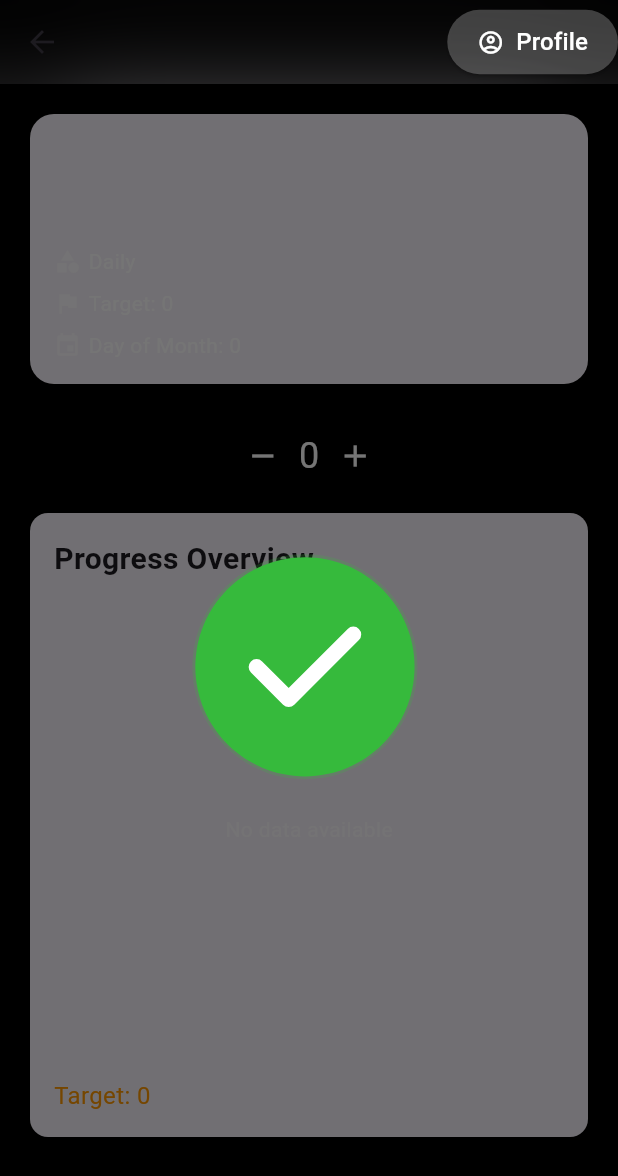
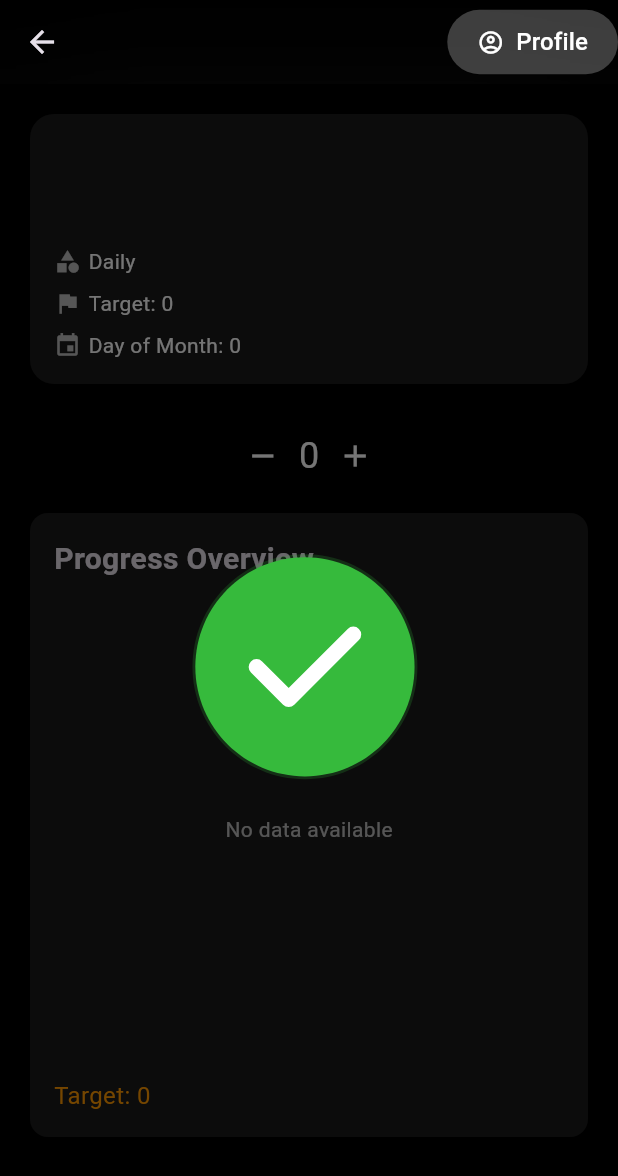
Before and after one commit to jakupemini5/NVD-Habit-Tracker, a Flutter app: the HabitDetailScreen screen opened directly with empty values, after a tap on the "remove" icon, on a phone screen of 412 x 824 dp. Shown: the top 1176 px of the screen. Run offline on Flutter 3.47's test engine with Material 3 defaults, Android fonts, the phone set to English and light mode, and no system bars; our stand-ins replace cloud_firestore, firebase_auth, firebase_core, fl_chart, lottie; missing offline and left inert: firebase_ui_auth; accounts and stored records are empty; generated files the repository leaves out were written again.

Commit message:
fixed all warnings

```diff
--- a/habit_tracker/lib/src/app.dart
+++ b/habit_tracker/lib/src/app.dart
@@ -69,7 +69,6 @@ class MyApp extends StatelessWidget {
                     return SettingsView(controller: settingsController);
                   case MainPage.routeName:
                     return const MainPage();
-                  case MainPage.routeName:
                   default:
                     return const MainPage();
                 }
--- a/habit_tracker/lib/src/models/habit_model.dart
+++ b/habit_tracker/lib/src/models/habit_model.dart
@@ -1,17 +1,16 @@
-import 'package:uuid/uuid.dart';
 import 'habit_history_entry.dart';
 
 enum HabitType {
-  Daily,
-  Weekly,
+  daily,
+  weekly,
 }
 
 extension HabitTypeExtension on HabitType {
   String get name {
     switch (this) {
-      case HabitType.Daily:
+      case HabitType.daily:
         return "Daily";
-      case HabitType.Weekly:
+      case HabitType.weekly:
         return "Weekly";
     }
   }
--- a/habit_tracker/lib/src/screens/habit/create_habit_screen.dart
+++ b/habit_tracker/lib/src/screens/habit/create_habit_screen.dart
@@ -6,7 +6,7 @@ import 'package:habit_tracker/src/widgets/rounded_pill_button.dart';
 import '../../widgets/my_app_bar.dart';
 
 class CreateHabitScreen extends StatefulWidget {
-  CreateHabitScreen({super.key});
+  const CreateHabitScreen({super.key});
 
   final String title = "Habit Tracker";
 
@@ -19,8 +19,8 @@ class _CreateHabitScreenState extends State<CreateHabitScreen> {
   final TextEditingController _nameController = TextEditingController();
   final TextEditingController _descriptionController = TextEditingController();
   final TextEditingController _targetNumberController = TextEditingController();
-  HabitType _selectedType = HabitType.Daily;
-  List<String> _selectedDaysOfWeek = [];
+  HabitType _selectedType = HabitType.daily;
+  final List<String> _selectedDaysOfWeek = [];
 
   Future<void> _saveHabit() async {
     if (_formKey.currentState!.validate()) {
@@ -33,7 +33,7 @@ class _CreateHabitScreenState extends State<CreateHabitScreen> {
           createdAt: DateTime.now(),
           targetNumber: int.tryParse(_targetNumberController.text),
           daysOfWeek:
-              _selectedType == HabitType.Weekly ? _selectedDaysOfWeek : null,
+              _selectedType == HabitType.weekly ? _selectedDaysOfWeek : null,
         );
 
         await FirebaseFirestore.instance.collection('habits').add({
@@ -42,11 +42,19 @@ class _CreateHabitScreenState extends State<CreateHabitScreen> {
           'updatedAt': FieldValue.serverTimestamp(),
         });
 
+        if (!mounted) {
+          return;
+        }
+
         ScaffoldMessenger.of(context).showSnackBar(
           const SnackBar(content: Text('Habit added successfully!')),
         );
         Navigator.pop(context);
       } catch (e) {
+        if (!mounted) {
+          return;
+        }
+
         ScaffoldMessenger.of(context).showSnackBar(
           SnackBar(content: Text('Error adding habit: $e')),
         );
@@ -126,7 +134,7 @@ class _CreateHabitScreenState extends State<CreateHabitScreen> {
                   },
                   style: const TextStyle(color: Colors.white),
                 ),
-                if (_selectedType == HabitType.Weekly)
+                if (_selectedType == HabitType.weekly)
                   Column(
                     crossAxisAlignment: CrossAxisAlignment.start,
                     children: [
--- a/habit_tracker/lib/src/screens/habit/habit_detail_screen.dart
+++ b/habit_tracker/lib/src/screens/habit/habit_detail_screen.dart
@@ -2,7 +2,6 @@ import 'package:cloud_firestore/cloud_firestore.dart';
 import 'package:flutter/material.dart';
 import 'package:habit_tracker/src/models/habit_history_entry.dart';
 import 'package:habit_tracker/src/widgets/habbit_progress_card.dart';
-import 'package:habit_tracker/src/widgets/habit_progress_chart.dart';
 import 'package:lottie/lottie.dart';
 import 'package:habit_tracker/src/models/habit_model.dart';
 import 'package:habit_tracker/src/widgets/habbit_card.dart';
@@ -11,25 +10,24 @@ import 'package:habit_tracker/src/widgets/my_app_bar.dart';
 class HabitDetailScreen extends StatefulWidget {
   final HabitModel habit;
 
-  HabitDetailScreen({required this.habit});
+  const HabitDetailScreen({super.key, required this.habit});
 
   @override
-  _HabitDetailScreenState createState() => _HabitDetailScreenState();
+  HabitDetailScreenState createState() => HabitDetailScreenState();
 }
 
-class _HabitDetailScreenState extends State<HabitDetailScreen> with SingleTickerProviderStateMixin {
+class HabitDetailScreenState extends State<HabitDetailScreen>
+    with SingleTickerProviderStateMixin {
   late TextEditingController _targetNumberController;
   late AnimationController _animationController;
   bool _showAnimation = false;
-  List<String> _selectedDays = [];
-  final List<String> _daysOfWeek = ['Mon', 'Tue', 'Wed', 'Thu', 'Fri', 'Sat', 'Sun'];
 
   @override
   void initState() {
     super.initState();
     _animationController = AnimationController(
       vsync: this,
-      duration: Duration(milliseconds: 1500),
+      duration: const Duration(milliseconds: 1500),
     );
 
     _animationController.addStatusListener((status) {
@@ -42,12 +40,12 @@ class _HabitDetailScreenState extends State<HabitDetailScreen> with SingleTicker
     });
 
     int initialNumber = widget.habit.history.isNotEmpty
-        ? widget.habit.history.map((e) => e.numberReached).reduce((a, b) => a > b ? a : b)
+        ? widget.habit.history
+            .map((e) => e.numberReached)
+            .reduce((a, b) => a > b ? a : b)
         : 0;
-    _targetNumberController = TextEditingController(text: initialNumber.toString());
-    if (widget.habit.type == HabitType.Weekly) {
-      _selectedDays = List.from(widget.habit.daysOfWeek ?? []);
-    }
+    _targetNumberController =
+        TextEditingController(text: initialNumber.toString());
   }
 
   @override
@@ -72,7 +70,8 @@ class _HabitDetailScreenState extends State<HabitDetailScreen> with SingleTicker
       int newValue = (current + change).clamp(0, 999);
       todayEntry.numberReached = newValue;
 
-      if (todayEntry.numberReached != 0 && !widget.habit.history.contains(todayEntry)) {
+      if (todayEntry.numberReached != 0 &&
+          !widget.habit.history.contains(todayEntry)) {
         widget.habit.addHistoryEntry(newValue);
       } else {
         int index = widget.habit.history.indexWhere(
@@ -101,12 +100,8 @@ class _HabitDetailScreenState extends State<HabitDetailScreen> with SingleTicker
       _showAnimation = true;
     });
 
-    if (_animationController == null) {
-    debugPrint("AnimationController is not initialized yet!");
-  } else {
     debugPrint("Triggering success animation");
     _animationController.forward();
-  }
 
     _animationController.forward();
   }
@@ -136,28 +131,27 @@ class _HabitDetailScreenState extends State<HabitDetailScreen> with SingleTicker
                   tag: 'habit_${widget.habit.name}',
                   child: HabitCard(habit: widget.habit),
                 ),
-                SizedBox(height: 20),
+                const SizedBox(height: 20),
 
                 // Target Number Controls
                 Row(
                   mainAxisAlignment: MainAxisAlignment.center,
                   children: [
                     IconButton(
-                      icon: Icon(Icons.remove, color: Colors.white),
+                      icon: const Icon(Icons.remove, color: Colors.white),
                       onPressed: () => _updateNumberReached(-1),
                     ),
                     Text(
                       _targetNumberController.text,
-                      style: TextStyle(fontSize: 24, color: Colors.white),
+                      style: const TextStyle(fontSize: 24, color: Colors.white),
                     ),
                     IconButton(
-                      icon: Icon(Icons.add, color: Colors.white),
+                      icon: const Icon(Icons.add, color: Colors.white),
                       onPressed: () => _updateNumberReached(1),
                     ),
                   ],
                 ),
-                SizedBox(height: 10),
-
+                const SizedBox(height: 10),
                 // Habit History
                 Expanded(
                   child: Column(
--- a/habit_tracker/lib/src/screens/main_page/habits_screen.dart
+++ b/habit_tracker/lib/src/screens/main_page/habits_screen.dart
@@ -10,7 +10,7 @@ import 'package:habit_tracker/src/widgets/rounded_pill_button.dart';
 import '../../widgets/my_app_bar.dart';
 
 class HabitsScreen extends StatefulWidget {
-  HabitsScreen({super.key});
+  const HabitsScreen({super.key});
 
   final String title = "Habit Tracker";
 
@@ -35,7 +35,7 @@ class _HabitScreenState extends State<HabitsScreen> {
               onPressed: () {
                 Navigator.push(
                   context,
-                  MaterialPageRoute(builder: (context) => CreateHabitScreen()),
+                  MaterialPageRoute(builder: (context) => const CreateHabitScreen()),
                 );
               },
               text: "Create Habit",
@@ -123,7 +123,6 @@ class _HabitScreenState extends State<HabitsScreen> {
                           },
                         ),
                       );
-                      ;
                     },
                   );
                 },
--- a/habit_tracker/lib/src/screens/main_page/main_page.dart
+++ b/habit_tracker/lib/src/screens/main_page/main_page.dart
@@ -18,7 +18,7 @@ class MainPage extends StatelessWidget {
 
     if (user != null) {
       // User is already signed in, navigate to another screen
-      return HabitsScreen();
+      return const HabitsScreen();
     }
 
     return Scaffold(
--- a/habit_tracker/lib/src/screens/settings/settings_service.dart
+++ b/habit_tracker/lib/src/screens/settings/settings_service.dart
@@ -7,7 +7,7 @@ import 'package:flutter/material.dart';
 /// you'd like to store settings on a web server, use the http package.
 class SettingsService {
   /// Loads the User's preferred ThemeMode from local or remote storage.
-  Future<ThemeMode> themeMode() async => ThemeMode.system;
+  Future<ThemeMode> themeMode() async => ThemeMode.dark;
 
   /// Persists the user's preferred ThemeMode to local or remote storage.
   Future<void> updateThemeMode(ThemeMode theme) async {
--- a/habit_tracker/lib/src/widgets/habbit_card.dart
+++ b/habit_tracker/lib/src/widgets/habbit_card.dart
@@ -5,13 +5,14 @@ class HabitCard extends StatelessWidget {
   final HabitModel habit;
   final VoidCallback? onClick;
 
-  HabitCard({required this.habit, this.onClick});
+  const HabitCard({super.key, required this.habit, this.onClick});
 
   @override
   Widget build(BuildContext context) {
     return GestureDetector(
       onTap: onClick,
       child: Card(
+        color: Colors.white10,
         shape: RoundedRectangleBorder(borderRadius: BorderRadius.circular(16)),
         elevation: 5,
         child: Container(
@@ -24,7 +25,7 @@ class HabitCard extends StatelessWidget {
             children: <Widget>[
               Text(
                 habit.name,
-                style: TextStyle(
+                style: const TextStyle(
                   fontSize: 22,
                   fontWeight: FontWeight.bold,
                   color: Colors.white,
@@ -33,7 +34,7 @@ class HabitCard extends StatelessWidget {
               const SizedBox(height: 8),
               Text(
                 habit.description,
-                style: TextStyle(fontSize: 14, color: Colors.white70),
+                style: const TextStyle(fontSize: 14, color: Colors.white70),
                 maxLines: 2,
                 overflow: TextOverflow.ellipsis,
               ),
@@ -41,11 +42,11 @@ class HabitCard extends StatelessWidget {
 
               Row(
                 children: [
-                  Icon(Icons.category, color: Colors.white70, size: 18),
-                  SizedBox(width: 5),
+                  const Icon(Icons.category, color: Colors.white70, size: 18),
+                  const SizedBox(width: 5),
                   Text(
                     habit.type.name,
-                    style: TextStyle(fontSize: 14, color: Colors.white),
+                    style: const TextStyle(fontSize: 14, color: Colors.white),
                   ),
                 ],
               ),
@@ -54,11 +55,11 @@ class HabitCard extends StatelessWidget {
                 const SizedBox(height: 8),
                 Row(
                   children: [
-                    Icon(Icons.flag, color: Colors.white70, size: 18),
-                    SizedBox(width: 5),
+                    const Icon(Icons.flag, color: Colors.white70, size: 18),
+                    const SizedBox(width: 5),
                     Text(
                       'Target: ${habit.targetNumber}',
-                      style: TextStyle(fontSize: 14, color: Colors.white),
+                      style: const TextStyle(fontSize: 14, color: Colors.white),
                     ),
                   ],
                 ),
@@ -68,11 +69,11 @@ class HabitCard extends StatelessWidget {
                 const SizedBox(height: 8),
                 Row(
                   children: [
-                    Icon(Icons.calendar_today, color: Colors.white70, size: 18),
-                    SizedBox(width: 5),
+                    const Icon(Icons.calendar_today, color: Colors.white70, size: 18),
+                    const SizedBox(width: 5),
                     Text(
                       'Days: ${habit.daysOfWeek!.join(', ')}',
-                      style: TextStyle(fontSize: 14, color: Colors.white),
+                      style: const TextStyle(fontSize: 14, color: Colors.white),
                     ),
                   ],
                 ),
@@ -82,11 +83,11 @@ class HabitCard extends StatelessWidget {
                 const SizedBox(height: 8),
                 Row(
                   children: [
-                    Icon(Icons.event, color: Colors.white70, size: 18),
-                    SizedBox(width: 5),
+                    const Icon(Icons.event, color: Colors.white70, size: 18),
+                    const SizedBox(width: 5),
                     Text(
                       'Day of Month: ${habit.dayOfMonth}',
-                      style: TextStyle(fontSize: 14, color: Colors.white),
+                      style: const TextStyle(fontSize: 14, color: Colors.white),
                     ),
                   ],
                 ),
--- a/habit_tracker/lib/src/widgets/habbit_progress_card.dart
+++ b/habit_tracker/lib/src/widgets/habbit_progress_card.dart
@@ -6,20 +6,21 @@ class HabitProgressCard extends StatelessWidget {
   final HabitModel habit;
 
   const HabitProgressCard({
-    Key? key,
+    super.key,
     required this.habit,
-  }) : super(key: key);
+  });
 
   @override
   Widget build(BuildContext context) {
     return Card(
+      color: Colors.white10,
       elevation: 5,
       child: Padding(
         padding: const EdgeInsets.all(16.0),
         child: Column(
           crossAxisAlignment: CrossAxisAlignment.start,
           children: [
-            Text(
+            const Text(
               'Progress Overview',
               style: TextStyle(fontSize: 20, fontWeight: FontWeight.bold),
             ),
@@ -32,7 +33,7 @@ class HabitProgressCard extends StatelessWidget {
               const SizedBox(height: 16),
               Text(
                 'Target: ${habit.targetNumber}',
-                style: TextStyle(
+                style: const TextStyle(
                   fontSize: 16,
                   color: Colors.orange,
                 ),
--- a/habit_tracker/lib/src/widgets/habit_progress_chart.dart
+++ b/habit_tracker/lib/src/widgets/habit_progress_chart.dart
@@ -6,7 +6,7 @@ import 'package:intl/intl.dart';
 class HabitProgressChart extends StatelessWidget {
   final HabitModel habit;
 
-  const HabitProgressChart({Key? key, required this.habit}) : super(key: key);
+  const HabitProgressChart({super.key, required this.habit});
 
   List<FlSpot> _getSpots() {
     // Sort history by date
@@ -23,7 +23,7 @@ class HabitProgressChart extends StatelessWidget {
   Widget build(BuildContext context) {
     final spots = _getSpots();
     if (spots.isEmpty) {
-      return Center(
+      return const Center(
         child: Text(
           'No data available',
           style: TextStyle(color: Colors.white70),
@@ -43,13 +43,13 @@ class HabitProgressChart extends StatelessWidget {
               horizontalInterval: 1,
               verticalInterval: 1,
               getDrawingHorizontalLine: (value) {
-                return FlLine(
+                return const FlLine(
                   color: Colors.white10,
                   strokeWidth: 1,
                 );
               },
               getDrawingVerticalLine: (value) {
-                return FlLine(
+                return const FlLine(
                   color: Colors.white10,
                   strokeWidth: 1,
                 );
@@ -57,10 +57,10 @@ class HabitProgressChart extends StatelessWidget {
             ),
             titlesData: FlTitlesData(
               show: true,
-              rightTitles: AxisTitles(
+              rightTitles: const AxisTitles(
                 sideTitles: SideTitles(showTitles: false),
               ),
-              topTitles: AxisTitles(
+              topTitles: const AxisTitles(
                 sideTitles: SideTitles(showTitles: false),
               ),
               bottomTitles: AxisTitles(
@@ -146,7 +146,7 @@ class HabitProgressChart extends StatelessWidget {
                   color: Colors.orange,
                   barWidth: 2,
                   isStrokeCapRound: true,
-                  dotData: FlDotData(show: false),
+                  dotData: const FlDotData(show: false),
                   dashArray: [5, 5], // Creates a dashed line
                 ),
             ],
@@ -162,7 +162,7 @@ class HabitProgressChart extends StatelessWidget {
                       children: [
                         TextSpan(
                           text: touchedSpot.y.toInt().toString(),
-                          style: TextStyle(
+                          style: const TextStyle(
                             color: Colors.green,
                             fontWeight: FontWeight.bold,
                           ),
--- a/habit_tracker/lib/src/widgets/my_app_bar.dart
+++ b/habit_tracker/lib/src/widgets/my_app_bar.dart
@@ -6,7 +6,7 @@ import 'package:habit_tracker/src/widgets/rounded_pill_button.dart';
 class MyAppBar extends StatelessWidget implements PreferredSizeWidget {
   final String title;
 
-  MyAppBar({
+  const MyAppBar({
     super.key,
     required this.title,
   });
@@ -34,7 +34,7 @@ class MyAppBar extends StatelessWidget implements PreferredSizeWidget {
               onPressed: () {
                 Navigator.push(
                   context,
-                  MaterialPageRoute(builder: (context) => ProfileScreen()),
+                  MaterialPageRoute(builder: (context) => const ProfileScreen()),
                 );
               },
               text: "Profile",
--- a/habit_tracker/lib/src/widgets/rounded_pill_button.dart
+++ b/habit_tracker/lib/src/widgets/rounded_pill_button.dart
@@ -10,7 +10,7 @@ class RoundedPillButton extends StatelessWidget {
   final double? width;
   final double? radius;
 
-  RoundedPillButton({
+  const RoundedPillButton({super.key,
     required this.onPressed,
     required this.text,
     required this.icon,
@@ -32,13 +32,13 @@ class RoundedPillButton extends StatelessWidget {
           shape: RoundedRectangleBorder(
             borderRadius: BorderRadius.circular(radius ?? 30.0),
           ),
-          padding: EdgeInsets.symmetric(horizontal: 20.0, vertical: 10.0),
+          padding: const EdgeInsets.symmetric(horizontal: 20.0, vertical: 10.0),
         ),
         child: Row(
           mainAxisSize: width == null ? MainAxisSize.min : MainAxisSize.max, // Adjust based on width
           children: [
             Icon(icon, color: iconColor),
-            SizedBox(width: 8.0),
+            const SizedBox(width: 8.0),
             Text(
               text,
               style: TextStyle(
--- a/habit_tracker/pubspec.yaml
+++ b/habit_tracker/pubspec.yaml
@@ -20,6 +20,7 @@ dependencies:
     sdk: flutter
   flutter_localizations:
     sdk: flutter
+  intl: ^0.19.0
   lottie: ^3.2.0
   uuid: ^4.5.1
 
```
Also changed, not shown: habit_tracker/pubspec.lock.
